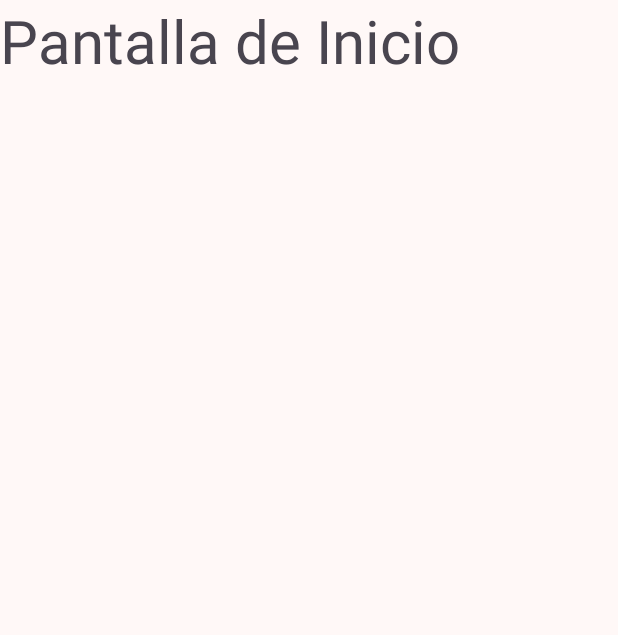
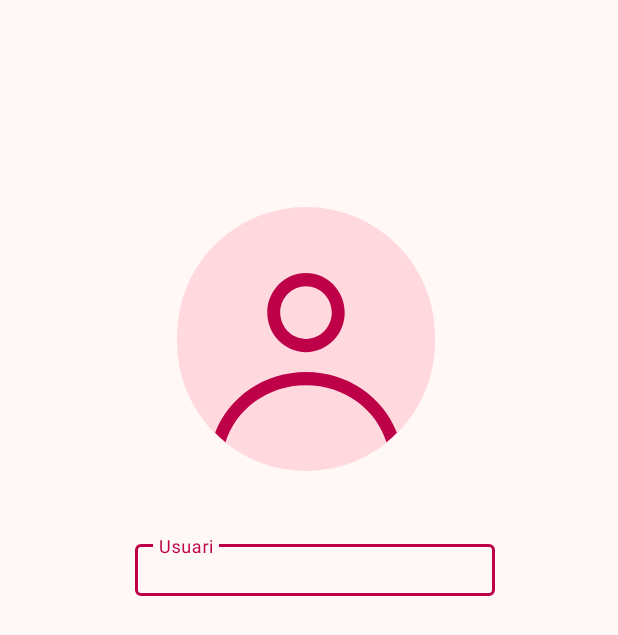
Before and after one commit to AliciaCampo/PopView, an Android app: the screen it shows after launch (LoginActivity), on a phone screen of 412 x 824 dp. Shown: the top 635 px of the screen. Run offline under Robolectric (Android 15) with nearby library versions, the phone set to English and light mode, and no system bars.

Commit message:
fragment programat i començat Login

```diff
--- /dev/null
+++ b/app/src/main/res/drawable/avatar.xml
@@ -0,0 +1,16 @@
+<vector xmlns:android="http://schemas.android.com/apk/res/android"
+    android:width="172dp"
+    android:height="176dp"
+    android:viewportWidth="172"
+    android:viewportHeight="176">
+  <path
+      android:pathData="M86,0L86,0A86,86 0,0 1,172 86L172,90A86,86 0,0 1,86 176L86,176A86,86 0,0 1,0 90L0,86A86,86 0,0 1,86 0z"
+      android:fillColor="#FFD9DD"/>
+  <path
+      android:pathData="M111.8,70.4C111.8,84.98 100.25,96.8 86,96.8C71.75,96.8 60.2,84.98 60.2,70.4C60.2,55.82 71.75,44 86,44C100.25,44 111.8,55.82 111.8,70.4ZM103.2,70.4C103.2,80.12 95.5,88 86,88C76.5,88 68.8,80.12 68.8,70.4C68.8,60.68 76.5,52.8 86,52.8C95.5,52.8 103.2,60.68 103.2,70.4Z"
+      android:fillColor="#BD0047"
+      android:fillType="evenOdd"/>
+  <path
+      android:pathData="M86,110C58.16,110 34.44,126.85 25.41,150.45C27.61,152.68 29.93,154.8 32.35,156.78C39.08,135.11 60.19,118.8 86,118.8C111.82,118.8 132.92,135.11 139.65,156.78C142.08,154.8 144.4,152.68 146.6,150.45C137.56,126.85 113.84,110 86,110Z"
+      android:fillColor="#BD0047"/>
+</vector>
--- a/app/src/main/res/layout/activity_login.xml
+++ b/app/src/main/res/layout/activity_login.xml
@@ -12,12 +12,25 @@
         android:layout_height="match_parent"
         android:orientation="horizontal">
 
-        <TextView
-            android:id="@+id/textView2"
-            android:layout_width="wrap_content"
-            android:layout_height="wrap_content"
-            android:layout_weight="1"
-            android:textSize="40dp"
-            android:text="Pantalla de Inicio" />
+        <ImageView
+            android:layout_width="172dp"
+            android:layout_height="176dp"
+            android:layout_marginTop="138dp"
+            android:layout_marginLeft="118dp"
+            android:src="@drawable/avatar">
+        </ImageView>
+
+        <com.google.android.material.textfield.TextInputLayout
+            android:layout_width="240dp"
+            android:layout_height="40dp"
+            android:layout_marginTop="357dp"
+            android:layout_marginLeft="-200dp">
+
+            <com.google.android.material.textfield.TextInputEditText
+                android:layout_width="match_parent"
+                android:layout_height="wrap_content"
+
+                android:hint="Usuari" />
+        </com.google.android.material.textfield.TextInputLayout>
     </LinearLayout>
 </androidx.constraintlayout.widget.ConstraintLayout>
--- a/app/src/main/res/layout/fragment_barramenu.xml
+++ b/app/src/main/res/layout/fragment_barramenu.xml
@@ -3,6 +3,7 @@
     xmlns:tools="http://schemas.android.com/tools"
     android:layout_width="match_parent"
     android:layout_height="match_parent"
+    android:id="@+id/fragment_container"
     xmlns:app="http://schemas.android.com/apk/res-auto"
     tools:context=".barramenu">
     <!-- TODO: Update blank fragment layout -->
```
Also changed, not shown: app/src/main/java/com/example/popview/HomeActivity.kt (+7 -5 lines), app/src/main/java/com/example/popview/barramenu.kt (+42 -42 lines), app/src/main/res/layout/activity_registro.xml (+13 -0 lines).
